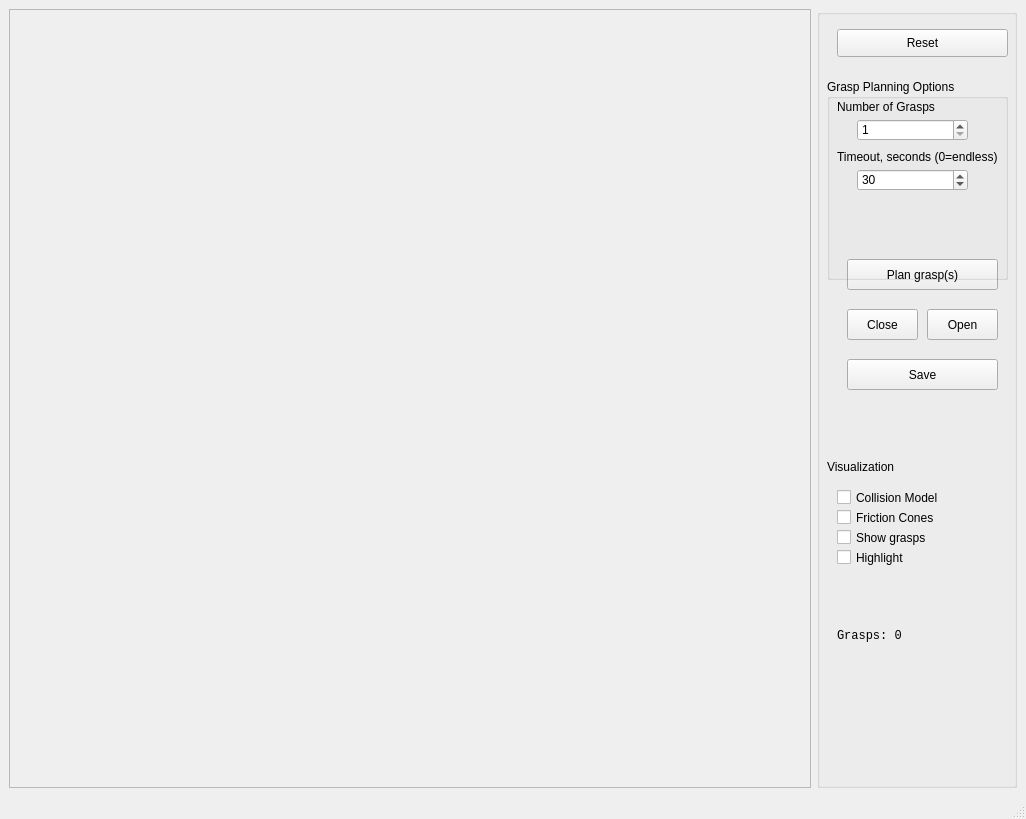
Above: ui/GraspPlanner.ui from shadow-robot/simox_ros before the change. Below: the same form after it.
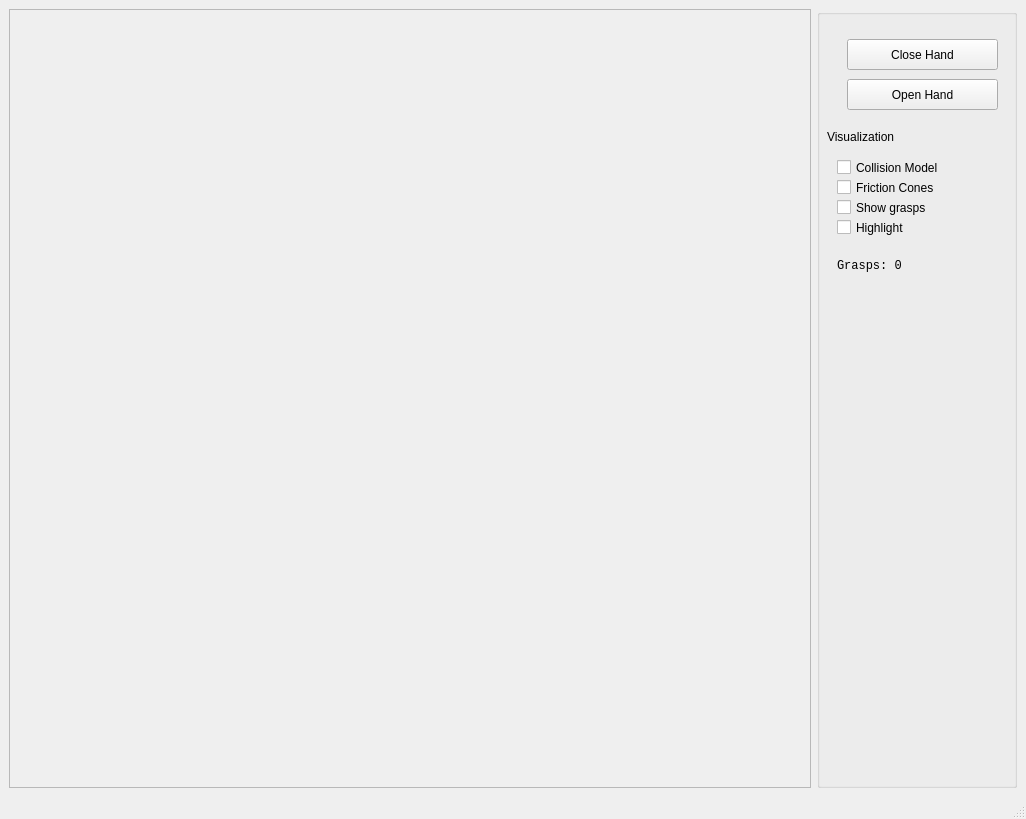
That is the form after the change.

What changed in the file:
```diff
--- a/ui/GraspPlanner.ui
+++ b/ui/GraspPlanner.ui
@@ -36,24 +36,11 @@
       <property name="title">
        <string/>
       </property>
-      <widget class="QPushButton" name="pushButtonReset">
-       <property name="geometry">
-        <rect>
-         <x>20</x>
-         <y>20</y>
-         <width>171</width>
-         <height>28</height>
-        </rect>
-       </property>
-       <property name="text">
-        <string>Reset</string>
-       </property>
-      </widget>
       <widget class="QLabel" name="label_10">
        <property name="geometry">
         <rect>
          <x>10</x>
-         <y>450</y>
+         <y>120</y>
          <width>81</width>
          <height>16</height>
         </rect>
@@ -66,7 +53,7 @@
        <property name="geometry">
         <rect>
          <x>20</x>
-         <y>480</y>
+         <y>150</y>
          <width>141</width>
          <height>17</height>
         </rect>
@@ -79,7 +66,7 @@
        <property name="geometry">
         <rect>
          <x>20</x>
-         <y>500</y>
+         <y>170</y>
          <width>141</width>
          <height>17</height>
         </rect>
@@ -92,7 +79,7 @@
        <property name="geometry">
         <rect>
          <x>20</x>
-         <y>520</y>
+         <y>190</y>
          <width>141</width>
          <height>17</height>
         </rect>
@@ -101,137 +88,37 @@
         <string>Show grasps</string>
        </property>
       </widget>
-      <widget class="QPushButton" name="pushButtonPlan">
-       <property name="geometry">
-        <rect>
-         <x>30</x>
-         <y>250</y>
-         <width>151</width>
-         <height>31</height>
-        </rect>
-       </property>
-       <property name="text">
-        <string>Plan grasp(s)</string>
-       </property>
-      </widget>
-      <widget class="QGroupBox" name="groupBox_2">
-       <property name="geometry">
-        <rect>
-         <x>10</x>
-         <y>70</y>
-         <width>181</width>
-         <height>201</height>
-        </rect>
-       </property>
-       <property name="title">
-        <string>Grasp Planning Options</string>
-       </property>
-       <widget class="QSpinBox" name="spinBoxGraspNumber">
-        <property name="geometry">
-         <rect>
-          <x>30</x>
-          <y>40</y>
-          <width>111</width>
-          <height>22</height>
-         </rect>
-        </property>
-        <property name="minimum">
-         <number>1</number>
-        </property>
-        <property name="maximum">
-         <number>10000000</number>
-        </property>
-       </widget>
-       <widget class="QLabel" name="label_11">
-        <property name="geometry">
-         <rect>
-          <x>10</x>
-          <y>20</y>
-          <width>121</width>
-          <height>16</height>
-         </rect>
-        </property>
-        <property name="text">
-         <string>Number of Grasps</string>
-        </property>
-       </widget>
-       <widget class="QLabel" name="label_12">
-        <property name="geometry">
-         <rect>
-          <x>10</x>
-          <y>70</y>
-          <width>171</width>
-          <height>16</height>
-         </rect>
-        </property>
-        <property name="text">
-         <string>Timeout, seconds (0=endless)</string>
-        </property>
-       </widget>
-       <widget class="QSpinBox" name="spinBoxTimeOut">
-        <property name="geometry">
-         <rect>
-          <x>30</x>
-          <y>90</y>
-          <width>111</width>
-          <height>22</height>
-         </rect>
-        </property>
-        <property name="minimum">
-         <number>0</number>
-        </property>
-        <property name="maximum">
-         <number>10000000</number>
-        </property>
-        <property name="value">
-         <number>30</number>
-        </property>
-       </widget>
-      </widget>
-      <widget class="QPushButton" name="pushButtonSave">
-       <property name="geometry">
-        <rect>
-         <x>30</x>
-         <y>350</y>
-         <width>151</width>
-         <height>31</height>
-        </rect>
-       </property>
-       <property name="text">
-        <string>Save</string>
-       </property>
-      </widget>
       <widget class="QPushButton" name="pushButtonClose">
        <property name="geometry">
         <rect>
          <x>30</x>
-         <y>300</y>
-         <width>71</width>
+         <y>30</y>
+         <width>151</width>
          <height>31</height>
         </rect>
        </property>
        <property name="text">
-        <string>Close</string>
+        <string>Close Hand</string>
        </property>
       </widget>
       <widget class="QPushButton" name="pushButtonOpen">
        <property name="geometry">
         <rect>
-         <x>110</x>
-         <y>300</y>
-         <width>71</width>
+         <x>30</x>
+         <y>70</y>
+         <width>151</width>
          <height>31</height>
         </rect>
        </property>
        <property name="text">
-        <string>Open</string>
+        <string>Open Hand</string>
        </property>
       </widget>
       <widget class="QLabel" name="labelInfo">
        <property name="geometry">
         <rect>
          <x>20</x>
-         <y>620</y>
+         <y>250</y>
          <width>161</width>
          <height>111</height>
         </rect>
@@ -256,7 +143,7 @@
        <property name="geometry">
         <rect>
          <x>20</x>
-         <y>540</y>
+         <y>210</y>
          <width>141</width>
          <height>17</height>
         </rect>
```
